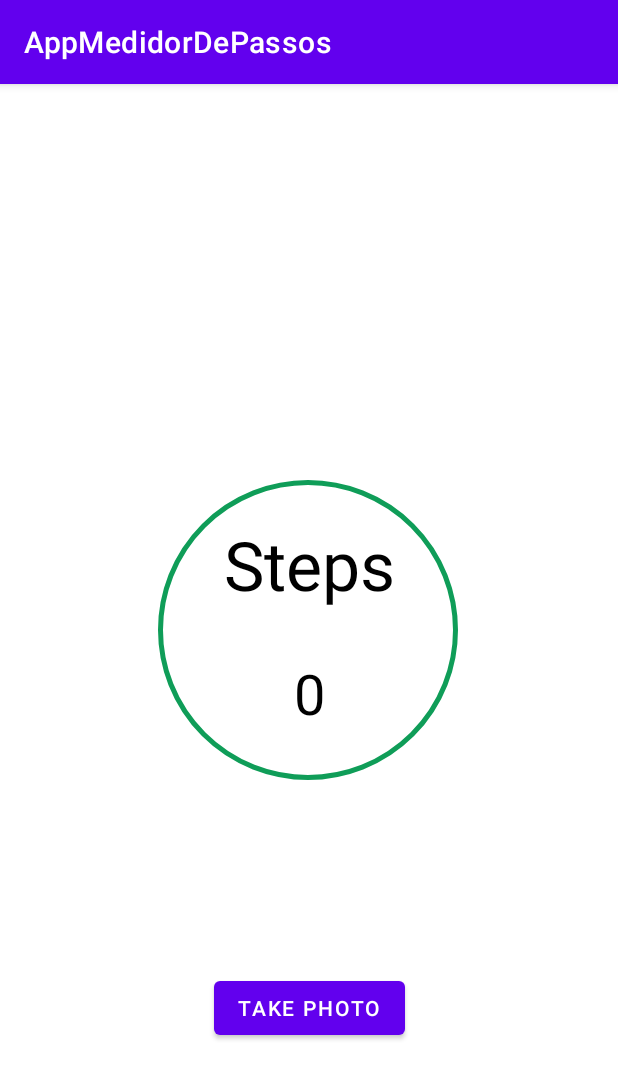
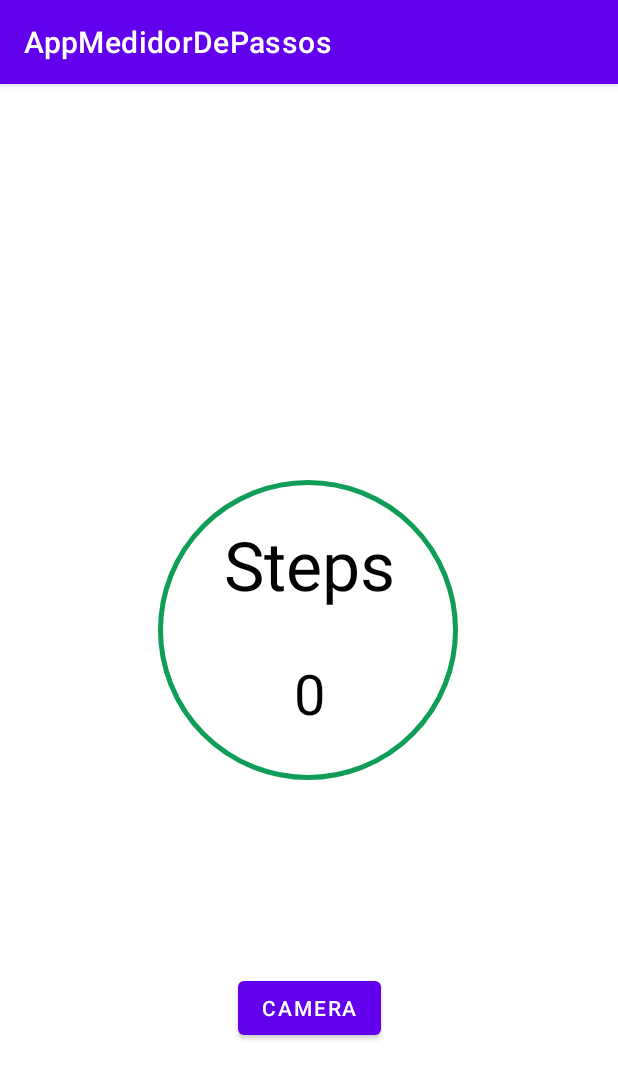
Before and after one commit to diogovsmartins/AppMedidorDePassos, an Android app: the screen it shows after launch (MainActivity), on a phone screen of 412 x 824 dp. Shown: the top 1079 px of the screen. Run offline under Robolectric (Android 15) with nearby library versions, the phone set to English and light mode, and no system bars.

Commit message:
button name changes

```diff
--- a/app/src/main/java/com/example/appmedidordepassos/CameraActivity.kt
+++ b/app/src/main/java/com/example/appmedidordepassos/CameraActivity.kt
@@ -24,7 +24,7 @@ class CameraActivity : AppCompatActivity() {
         super.onCreate(savedInstanceState)
         setContentView(R.layout.activity_camera)
 
-        var btn=findViewById<Button>(R.id.button)
+        var btn=findViewById<Button>(R.id.take_photo_button)
         btn.setOnClickListener {
             val takePictureIntent=Intent(MediaStore.ACTION_IMAGE_CAPTURE)
             photoFile=getPhotoFile(FILE_NAME)
--- a/app/src/main/java/com/example/appmedidordepassos/MainActivity.kt
+++ b/app/src/main/java/com/example/appmedidordepassos/MainActivity.kt
@@ -35,7 +35,7 @@ class MainActivity : AppCompatActivity(), SensorEventListener {
     override fun onCreate(savedInstanceState: Bundle?) {
         super.onCreate(savedInstanceState)
         setContentView(R.layout.activity_main)
-        val btn = findViewById<Button>(R.id.take_photo)
+        val btn = findViewById<Button>(R.id.camera_button)
 
         btn.setOnClickListener {
             openCamera()
--- a/app/src/main/res/layout/activity_camera.xml
+++ b/app/src/main/res/layout/activity_camera.xml
@@ -33,10 +33,10 @@
         app:layout_constraintTop_toTopOf="parent" />
 
     <Button
-        android:id="@+id/button"
+        android:id="@+id/take_photo_button"
         android:layout_width="wrap_content"
         android:layout_height="wrap_content"
-        android:text="Button"
+        android:text="Take Photo"
         android:onClick="takePhoto"
         app:layout_constraintBottom_toBottomOf="parent"
         app:layout_constraintEnd_toEndOf="parent"
--- a/app/src/main/res/layout/activity_main.xml
+++ b/app/src/main/res/layout/activity_main.xml
@@ -50,10 +50,10 @@
         app:layout_constraintTop_toTopOf="parent" />
 
     <Button
-        android:id="@+id/take_photo"
+        android:id="@+id/camera_button"
         android:layout_width="wrap_content"
         android:layout_height="wrap_content"
-        android:text="Take Photo"
+        android:text="Camera"
         app:layout_constraintBottom_toBottomOf="parent"
         app:layout_constraintEnd_toEndOf="parent"
         app:layout_constraintStart_toStartOf="parent"
```
